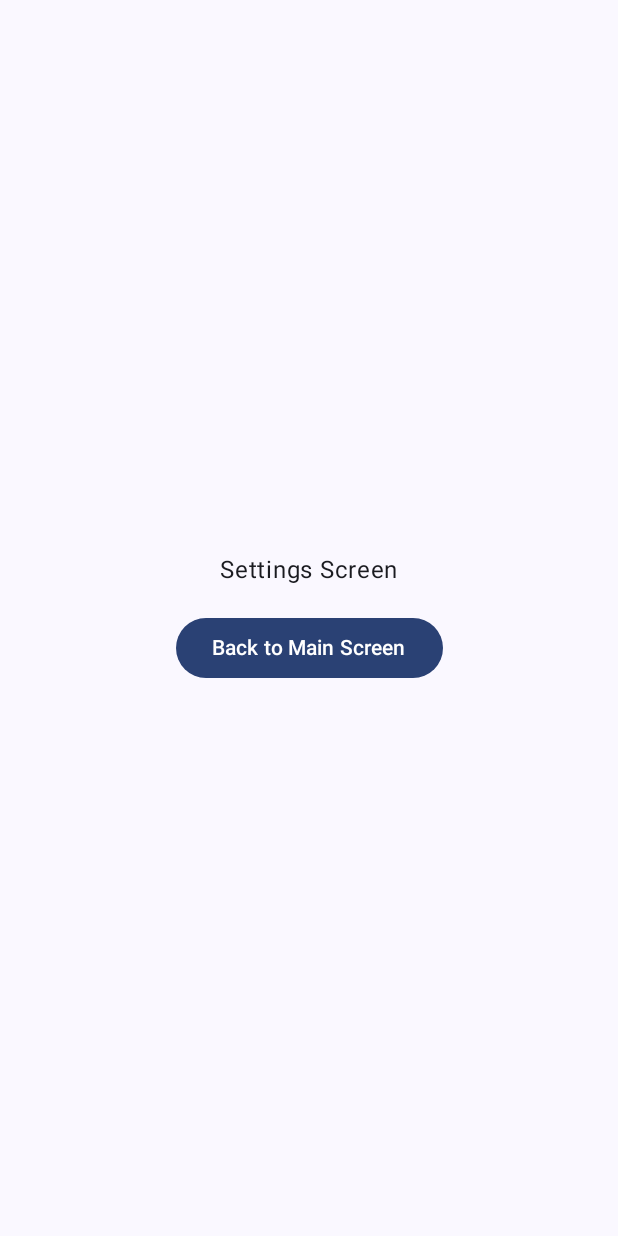
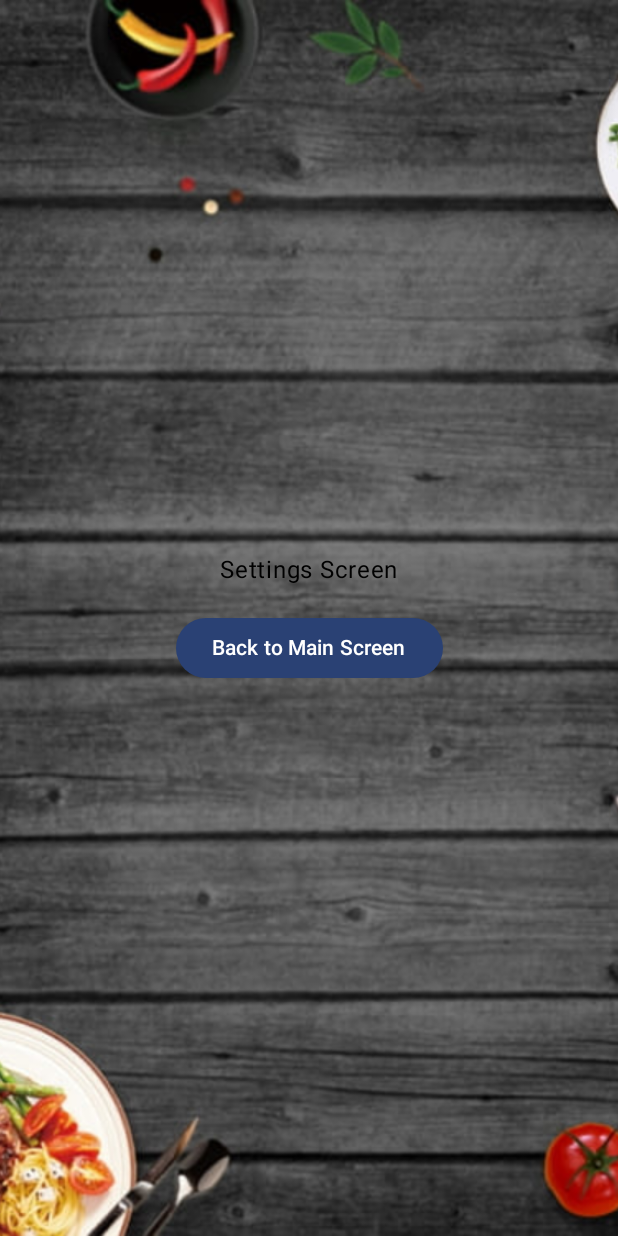
Before and after one commit to Andy-Leo10/restaurant, an Android app built with Jetpack Compose: the screen it shows after launch (MainActivity), after a tap on "Settings", on a phone screen of 412 x 824 dp. Run offline under Robolectric (Android 15) with nearby library versions, the phone set to English and light mode, and no system bars.

Commit message:
All screens updated. Scaffold deleted (now Box). Background image depends on orientation.

```diff
--- a/app/src/main/java/com/example/restaurant/screens/SettingsScreen.kt
+++ b/app/src/main/java/com/example/restaurant/screens/SettingsScreen.kt
@@ -1,22 +1,51 @@
-package com.example.restaurant
+package com.example.restaurant.screens
+import com.example.restaurant.ui.theme.RestaurantTheme
+import androidx.compose.ui.tooling.preview.Preview
 
+import androidx.compose.foundation.Image
 import androidx.compose.foundation.layout.*
 import androidx.compose.material3.Button
-import androidx.compose.material3.Scaffold
 import androidx.compose.material3.Text
 import androidx.compose.runtime.Composable
+import androidx.compose.ui.Alignment
 import androidx.compose.ui.Modifier
+import androidx.compose.ui.layout.ContentScale
+import androidx.compose.ui.platform.LocalConfiguration
+import androidx.compose.ui.res.painterResource
 import androidx.compose.ui.unit.dp
+import android.content.res.Configuration
+import com.example.restaurant.R
 
 @Composable
-fun SettingsScreen(onBackClick: () -> Unit) {
-    Scaffold(modifier = Modifier.fillMaxSize()) { innerPadding ->
+fun SettingsScreen(onBackClick: () -> Unit = {}) {
+    val configuration = LocalConfiguration.current
+    val isPortrait = configuration.orientation == Configuration.ORIENTATION_PORTRAIT
+
+    Box(modifier = Modifier.fillMaxSize()) {
+        // Background image depending on orientation
+        if (isPortrait) {
+            Image(
+                painter = painterResource(id = R.drawable.v_table),
+                contentDescription = null,
+                contentScale = ContentScale.Crop,
+                modifier = Modifier.fillMaxSize()
+            )
+        } else {
+            Image(
+                painter = painterResource(id = R.drawable.h_table),
+                contentDescription = null,
+                contentScale = ContentScale.Crop,
+                modifier = Modifier.fillMaxSize()
+            )
+        }
+
+        // Foreground content
         Column(
             modifier = Modifier
                 .fillMaxSize()
-                .padding(innerPadding),
+                .padding(16.dp),
             verticalArrangement = Arrangement.Center,
-            horizontalAlignment = androidx.compose.ui.Alignment.CenterHorizontally
+            horizontalAlignment = Alignment.CenterHorizontally
         ) {
             Text("Settings Screen")
             Spacer(modifier = Modifier.height(16.dp))
@@ -26,3 +55,19 @@ fun SettingsScreen(onBackClick: () -> Unit) {
         }
     }
 }
+
+@Preview(showBackground = true, widthDp = 500, heightDp = 284)
+@Composable
+fun SettingsScreen_TabletPreview() {
+    RestaurantTheme {
+        SettingsScreen()
+    }
+}
+
+@Preview(showBackground = true, widthDp = 360, heightDp = 568)
+@Composable
+fun SettingsScreen_PhonePreview() {
+    RestaurantTheme {
+        SettingsScreen()
+    }
+}
```
Also changed, not shown: app/src/main/java/com/example/restaurant/MainActivity.kt (+5 -5 lines), app/src/main/java/com/example/restaurant/screens/AskOrderScreen.kt (+49 -5 lines), app/src/main/java/com/example/restaurant/screens/DeliverOrderScreen.kt (+52 -3 lines).
